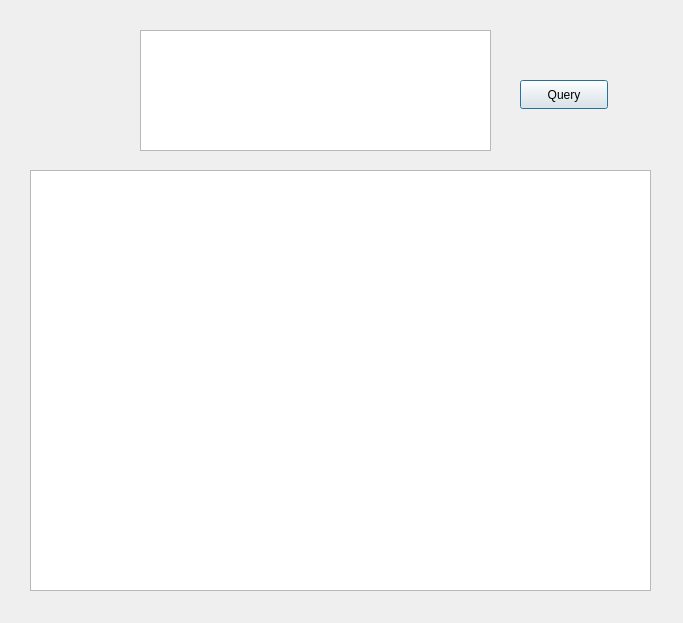
QjaYo/Database_MiniProject, file custom_query.ui: the form before one commit.
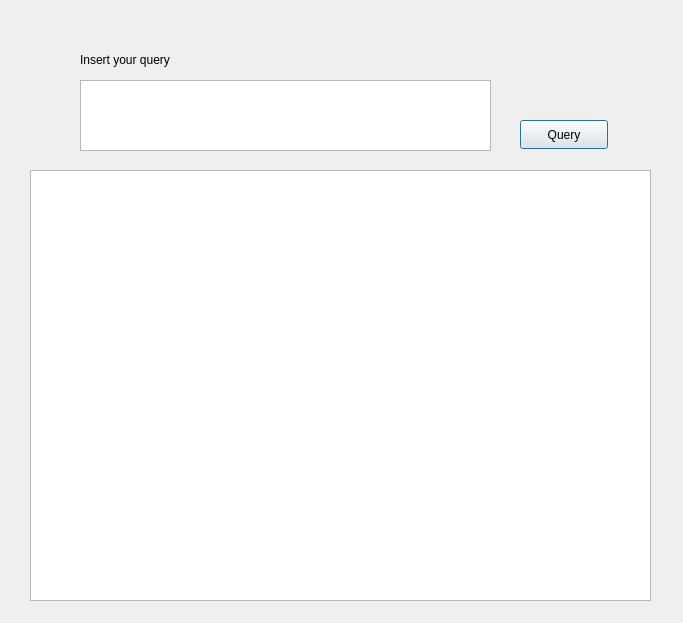
The form after the commit.

The edit to the form file:
```diff
--- a/custom_query.ui
+++ b/custom_query.ui
@@ -16,10 +16,10 @@
   <widget class="QPlainTextEdit" name="textEdit">
    <property name="geometry">
     <rect>
-     <x>140</x>
-     <y>30</y>
-     <width>351</width>
-     <height>121</height>
+     <x>80</x>
+     <y>80</y>
+     <width>411</width>
+     <height>71</height>
     </rect>
    </property>
   </widget>
@@ -29,7 +29,7 @@
      <x>30</x>
      <y>170</y>
      <width>621</width>
-     <height>421</height>
+     <height>431</height>
     </rect>
    </property>
   </widget>
@@ -37,7 +37,7 @@
    <property name="geometry">
     <rect>
      <x>520</x>
-     <y>80</y>
+     <y>120</y>
      <width>88</width>
      <height>29</height>
     </rect>
@@ -46,6 +46,19 @@
     <string>Query</string>
    </property>
   </widget>
+  <widget class="QLabel" name="label">
+   <property name="geometry">
+    <rect>
+     <x>80</x>
+     <y>50</y>
+     <width>151</width>
+     <height>20</height>
+    </rect>
+   </property>
+   <property name="text">
+    <string>Insert your query</string>
+   </property>
+  </widget>
  </widget>
  <resources/>
  <connections/>
```
